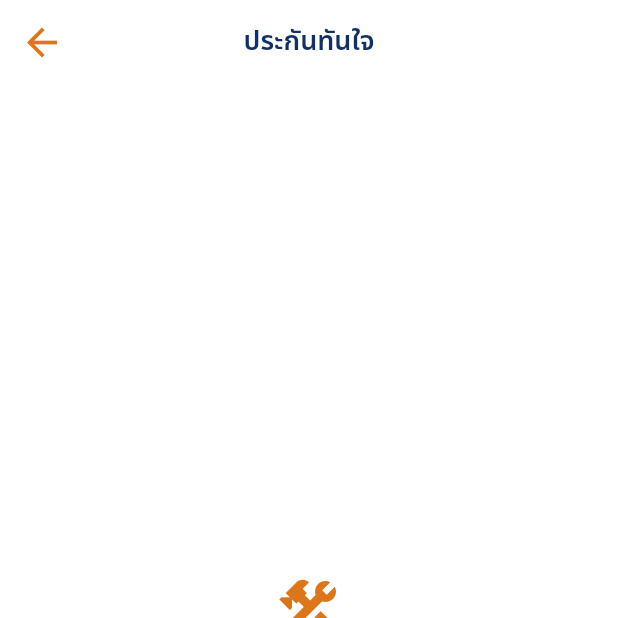
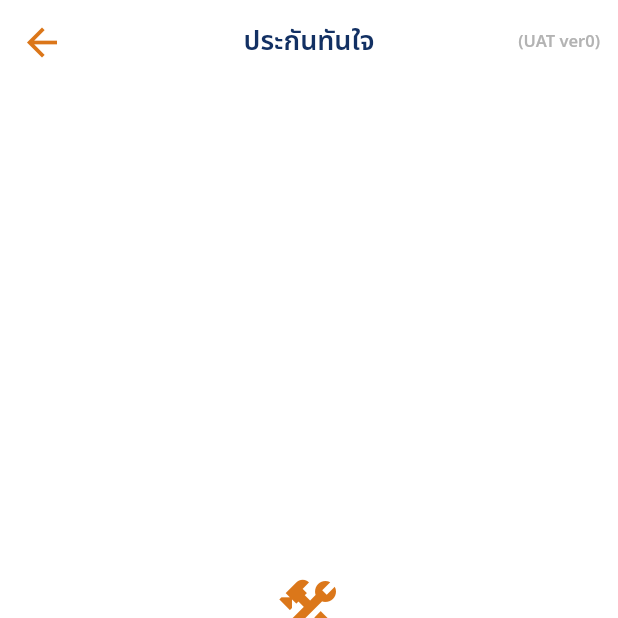
Before and after one commit to volley5544/TanjaiWebApp, a Flutter app: the NotPortedPage screen opened by its route, on a phone screen of 412 x 824 dp, the top half of it. Run offline on Flutter 3.47's test engine with Material 3 defaults, Android fonts, the phone set to English and light mode, and no system bars; our stand-ins replace go_router, web; missing offline and left inert: dart:ui_web; network calls fail.

Commit message:
Show (UAT ver<build>) tag in app bars on UAT
Same as sawadLoanUniversal's EnvVersionTag: WEB_VERSION (CI run number)
in every AppBar's actions; hidden on prod.

Co-Authored-By: Claude Opus 5.5 <noreply@anthropic.com>

```diff
--- a/lib/core/widgets/app_scaffold.dart
+++ b/lib/core/widgets/app_scaffold.dart
@@ -1,6 +1,7 @@
 import 'package:flutter/material.dart';
 
 import '../theme/app_theme.dart';
+import 'env_version_tag.dart';
 
 /// The FF pages' standard AppBar: white, centred navy title (Noto Sans Thai
 /// 18), orange back arrow (size 30) with no splash.
@@ -32,7 +33,7 @@ PreferredSizeWidget tanjaiAppBar({
           ),
     title: titleWidget ??
         Text(title, style: AppText.style(fontSize: titleSize, color: titleColor)),
-    actions: actions,
+    actions: [...actions, const EnvVersionTag()],
   );
 }
 
--- /dev/null
+++ b/lib/core/widgets/env_version_tag.dart
@@ -0,0 +1,26 @@
+import 'package:flutter/material.dart';
+
+import '../config/app_environment.dart';
+import '../theme/app_theme.dart';
+
+/// Small "(UAT ver12)" tag in every page's AppBar `actions` (same as
+/// sawadLoanUniversal's `EnvVersionTag`), so testers can see which environment
+/// and build (`WEB_VERSION` = the CI run number) the WebView is running.
+/// Hidden on prod; local builds show "(UAT ver0)".
+class EnvVersionTag extends StatelessWidget {
+  const EnvVersionTag({super.key});
+
+  @override
+  Widget build(BuildContext context) {
+    if (AppEnvironment.current.isProduction) return const SizedBox.shrink();
+    return Center(
+      child: Padding(
+        padding: const EdgeInsets.symmetric(horizontal: 12),
+        child: Text(
+          '(UAT ver$kWebVersion)',
+          style: AppText.style(fontSize: 11, color: AppColors.secondaryText),
+        ),
+      ),
+    );
+  }
+}
--- a/lib/features/home/home_menu_page.dart
+++ b/lib/features/home/home_menu_page.dart
@@ -2,6 +2,7 @@ import 'package:flutter/material.dart';
 import 'package:go_router/go_router.dart';
 
 import '../../core/theme/app_theme.dart';
+import '../../core/widgets/env_version_tag.dart';
 import '../search_package/product_type.dart';
 
 /// Entry menu for opening the web app directly (browser testing). Inside the
@@ -49,6 +50,7 @@ class HomeMenuPage extends StatelessWidget {
         surfaceTintColor: Colors.transparent,
         centerTitle: true,
         title: Text('ประกันทันใจ', style: AppText.style(fontSize: 18, color: AppColors.titleNavy)),
+        actions: const [EnvVersionTag()],
       ),
       body: Padding(
         padding: const EdgeInsets.all(16),
--- a/lib/features/search_package/results/widgets/result_widgets.dart
+++ b/lib/features/search_package/results/widgets/result_widgets.dart
@@ -3,6 +3,7 @@ import 'package:flutter/material.dart';
 import '../../../../core/theme/app_theme.dart';
 import '../../../../core/utils/ff_functions.dart';
 import '../../../../core/widgets/app_button.dart';
+import '../../../../core/widgets/env_version_tag.dart';
 import '../../models/insurance_package.dart';
 
 /// Shared pieces of InsurerOverallPage (spec 04) and InsurerListPage (spec 05).
@@ -30,6 +31,7 @@ PreferredSizeWidget resultAppBar({required String title, required VoidCallback o
       icon: const Icon(Icons.arrow_back_rounded, color: AppColors.brandOrange, size: 30),
     ),
     title: Text(title, style: AppText.style(fontSize: 18, color: const Color(0xFF003063))),
+    actions: const [EnvVersionTag()],
   );
 }
 
```
